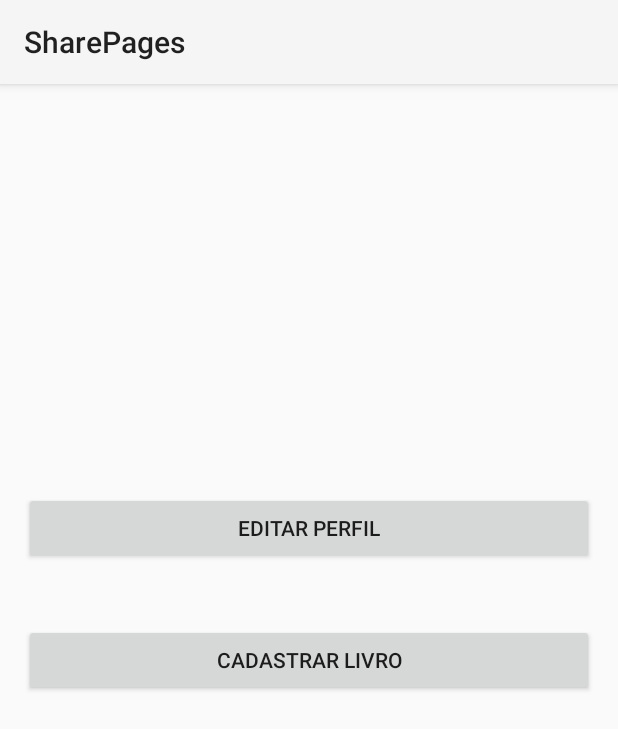
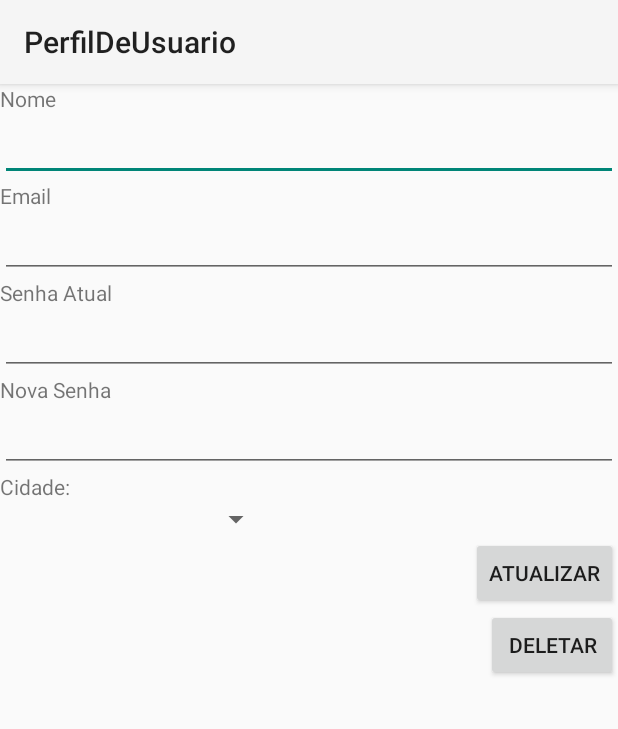
Before and after one commit to gleydsonageu/SharePages, an Android app: the MenuPrincipal screen opened directly, with no data from a screen before it, after a tap on "EDITAR PERFIL", on a phone screen of 412 x 824 dp. Shown: the top 729 px of the screen. Run offline under Robolectric (Android 15) with nearby library versions, the phone set to English and light mode, and no system bars; 3 statements that could not run were skipped.

Commit message:
Implentando a classe PefilDeUsuario, realizado ajusta em SessaoUsuario,  UsuarioServides e outras.

```diff
--- a/app/src/main/java/br/com/projetoapp/sharepages/gui/CadastroLivro.java
+++ b/app/src/main/java/br/com/projetoapp/sharepages/gui/CadastroLivro.java
@@ -2,7 +2,6 @@ package br.com.projetoapp.sharepages.gui;
 
 import android.app.Activity;
 import android.os.Bundle;
-import android.view.View;
 import android.widget.Button;
 import android.widget.EditText;
 import android.widget.Spinner;
@@ -73,8 +72,6 @@ public class CadastroLivro extends Activity {
 
         disponibilidadeSpinner.getSelectedItem();
 
-
-
     }
 
     private void adcTemasNoSpinner() throws Exception {
@@ -88,7 +85,5 @@ public class CadastroLivro extends Activity {
 
         temaSpinner.getSelectedItem();
 
-
-
     }
 }
--- a/app/src/main/java/br/com/projetoapp/sharepages/gui/MenuPrincipal.java
+++ b/app/src/main/java/br/com/projetoapp/sharepages/gui/MenuPrincipal.java
@@ -1,29 +1,36 @@
 package br.com.projetoapp.sharepages.gui;
 
+import android.app.Activity;
+import android.content.Intent;
 import android.os.Bundle;
-import android.app.Activity;
+import android.view.View;
 import android.widget.Button;
-import android.view.*;
+
 import br.com.projetoapp.sharepages.R;
-import android.content.*;
 
 public class MenuPrincipal extends Activity implements View.OnClickListener{
 
-    private Button editarPerfil;
+    private Button botaoEditarPerfil;
     private Button cadastrarLivroMenu;
+
+
 
     @Override
     protected void onCreate(Bundle savedInstanceState) {
         super.onCreate(savedInstanceState);
         setContentView(R.layout.activity_menu_principal);
 
-        editarPerfil = (Button) findViewById(R.id.editarPerfil);
-        cadastrarLivroMenu = (Button) findViewById(R.id.cadastrarLivroMenu);
+        botaoEditarPerfil = (Button) findViewById(R.id.botaoEditarPerfil);
 
-        editarPerfil.setOnClickListener(this);
-        cadastrarLivroMenu.setOnClickListener(this);
+        botaoEditarPerfil.setOnClickListener(new View.OnClickListener() {
+            @Override
+            public void onClick(View v) {
+                Intent intent = new Intent(MenuPrincipal.this, PerfilDeUsuario.class);
+                startActivity(intent);
+            }
+        });
+
     }
-
 
     @Override
     public void onClick(View v) {
--- /dev/null
+++ b/app/src/main/java/br/com/projetoapp/sharepages/gui/PerfilDeUsuario.java
@@ -0,0 +1,53 @@
+package br.com.projetoapp.sharepages.gui;
+
+import android.app.Activity;
+import android.content.Intent;
+import android.os.Bundle;
+import android.util.Log;
+import android.widget.Button;
+import android.widget.EditText;
+import android.widget.Spinner;
+
+import br.com.projetoapp.sharepages.R;
+import br.com.projetoapp.sharepages.dominio.Cidade;
+import br.com.projetoapp.sharepages.dominio.Usuario;
+import br.com.projetoapp.sharepages.negocio.SessaoUsuario;
+
+public class PerfilDeUsuario extends Activity {
+
+    EditText textoNomePerfil, textoEmailPerfil, textoSenhaAtual, textoNovaSenha;
+    Button botaoAtualizar, botaoDeletar;
+    Spinner cidadeSpinnerPerfil;
+
+    @Override
+    protected void onCreate(Bundle savedInstanceState) {
+        super.onCreate(savedInstanceState);
+        setContentView(R.layout.activity_perfil_de_usuario);
+
+        textoNomePerfil = (EditText) findViewById(R.id.textoNomePerfil);
+        textoEmailPerfil = (EditText) findViewById(R.id.textoEmailPerfil);
+        textoSenhaAtual = (EditText) findViewById(R.id.textoSenhaAtual);
+        textoNovaSenha = (EditText) findViewById(R.id.textoNovaSenha);
+        cidadeSpinnerPerfil = (Spinner) findViewById(R.id.cidadeSpinnerPerfil);
+        botaoAtualizar = (Button) findViewById(R.id.botaoAtualizar);
+        botaoDeletar = (Button) findViewById(R.id.botaoDeletar);
+
+        Cidade cidade = (Cidade) cidadeSpinnerPerfil.getSelectedItem();
+
+        Intent intent = getIntent();
+        if (intent != null) {
+                Usuario usuario = SessaoUsuario.getInstancia().getUsuarioLogado();
+
+                Log.i("SCRIPT", "usaurio logado" + usuario);
+
+                textoNomePerfil.setText(usuario.getNome());
+                textoEmailPerfil.setText(usuario.getEmail());
+                textoNovaSenha.setText(usuario.getSenha());
+
+                //Log.i("SCRIPT", "usaurio logado-----------------" + usuario);
+
+        }
+
+    }
+
+}
--- a/app/src/main/res/layout/activity_menu_principal.xml
+++ b/app/src/main/res/layout/activity_menu_principal.xml
@@ -9,22 +9,21 @@
     android:paddingTop="@dimen/activity_vertical_margin"
     tools:context="br.com.projetoapp.sharepages.gui.MenuPrincipal">
 
+
     <Button
+        android:id="@+id/botaoEditarPerfil"
+        android:layout_width="match_parent"
+        android:layout_height="wrap_content"
+        android:text="@string/botao_editar_perfil"
+        android:onClick="editarPefil"/>
+
+    <Button
+        android:id="@+id/cadastrarLivroMenu"
         android:layout_width="wrap_content"
         android:layout_height="wrap_content"
         android:text="@string/cadastrar_livro"
-        android:id="@+id/cadastrarLivroMenu"
         android:layout_centerVertical="true"
         android:layout_alignParentStart="true"
         android:layout_alignParentEnd="true" />
 
-    <Button
-        android:layout_width="wrap_content"
-        android:layout_height="wrap_content"
-        android:text="@string/editarPerfil"
-        android:id="@+id/editarPerfil"
-        android:layout_above="@+id/cadastrarLivroMenu"
-        android:layout_marginBottom="40dp"
-        android:layout_alignEnd="@+id/cadastrarLivroMenu"
-        android:layout_alignParentStart="true" />
 </RelativeLayout>
--- /dev/null
+++ b/app/src/main/res/layout/activity_perfil_de_usuario.xml
@@ -0,0 +1,79 @@
+<LinearLayout xmlns:android="http://schemas.android.com/apk/res/android"
+    xmlns:tools="http://schemas.android.com/tools" android:layout_width="match_parent"
+    android:layout_height="match_parent"
+    tools:context="br.com.projetoapp.sharepages.gui.PerfilDeUsuario"
+    android:orientation="vertical">
+
+    <!-- Campo de texto nome-->
+    <TextView
+        android:layout_width="match_parent"
+        android:layout_height="wrap_content"
+        android:text="@string/nome"/>
+    <requestFocus />
+
+    <EditText android:id="@+id/textoNomePerfil"
+        android:layout_width="match_parent"
+        android:layout_height="wrap_content"
+        android:ems="10"/>
+
+    <!-- Campo de texto email-->
+    <TextView
+        android:layout_width="match_parent"
+        android:layout_height="wrap_content"
+        android:text="@string/email"/>
+
+    <EditText android:id="@+id/textoEmailPerfil"
+        android:layout_width="match_parent"
+        android:layout_height="wrap_content"
+        android:ems="10" />
+
+    <!-- Campo de texto Senha-->
+    <TextView
+        android:layout_width="match_parent"
+        android:layout_height="wrap_content"
+        android:text="@string/senha_atual"/>
+
+    <EditText android:id="@+id/textoSenhaAtual"
+        android:layout_width="match_parent"
+        android:layout_height="wrap_content"
+        android:inputType="textPassword"
+        android:ems="10" />
+
+    <TextView
+        android:layout_width="match_parent"
+        android:layout_height="wrap_content"
+        android:text="@string/nova_senha"/>
+
+    <EditText android:id="@+id/textoNovaSenha"
+        android:layout_width="match_parent"
+        android:layout_height="wrap_content"
+        android:inputType="textPassword"
+        android:ems="10" />
+
+    <TextView
+        android:layout_width="wrap_content"
+        android:layout_height="wrap_content"
+        android:text="Cidade:"
+        android:id="@+id/cidade" />
+
+    <Spinner
+        android:layout_width="181dp"
+        android:layout_height="wrap_content"
+        android:id="@+id/cidadeSpinnerPerfil" />
+
+    <Button
+        android:id="@+id/botaoAtualizar"
+        android:layout_width="wrap_content"
+        android:layout_height="wrap_content"
+        android:layout_gravity="right"
+        android:text="@string/botao_atualizar"
+        android:onClick="atualizar"/>
+    <Button
+        android:id="@+id/botaoDeletar"
+        android:layout_width="wrap_content"
+        android:layout_height="wrap_content"
+        android:layout_gravity="right"
+        android:text="@string/botao_deletar"
+        android:onClick="deletar"/>
+
+</LinearLayout>
--- /dev/null
+++ b/app/src/main/res/menu/menu_perfil_de_usuario.xml
@@ -0,0 +1,6 @@
+<menu xmlns:android="http://schemas.android.com/apk/res/android"
+    xmlns:tools="http://schemas.android.com/tools"
+    tools:context="br.com.projetoapp.sharepages.gui.PerfilDeUsuario">
+    <item android:id="@+id/action_settings" android:title="@string/action_settings"
+        android:orderInCategory="100" android:showAsAction="never" />
+</menu>
--- a/app/src/main/res/values/strings.xml
+++ b/app/src/main/res/values/strings.xml
@@ -39,4 +39,14 @@
     <string name="disponibilidade">Disponibilidade:</string>
     <string name="tema">Tema:</string>
 
+    <!-- tela menu-->
+    <string name="botao_editar_perfil">Editar Perfil</string>
+
+    <!-- tela de editar perfil -->
+    <string name="title_activity_perfil_de_usuario">PerfilDeUsuario</string>
+    <string name="senha_atual">Senha Atual</string>
+    <string name="nova_senha">Nova Senha</string>
+    <string name="botao_atualizar">Atualizar</string>
+    <string name="botao_deletar">Deletar</string>
+
 </resources>
```
Also changed, not shown: app/src/main/AndroidManifest.xml (+14 -7 lines), app/src/main/java/br/com/projetoapp/sharepages/gui/CadastroUsuario.java (+12 -8 lines), app/src/main/java/br/com/projetoapp/sharepages/gui/TelaInicial.java (+6 -6 lines), app/src/main/java/br/com/projetoapp/sharepages/negocio/SessaoUsuario.java (+5 -2 lines), app/src/main/java/br/com/projetoapp/sharepages/negocio/UsuarioServices.java (+20 -7 lines), app/src/main/java/br/com/projetoapp/sharepages/persistencia/UsuarioDAO.java (+25 -20 lines).
